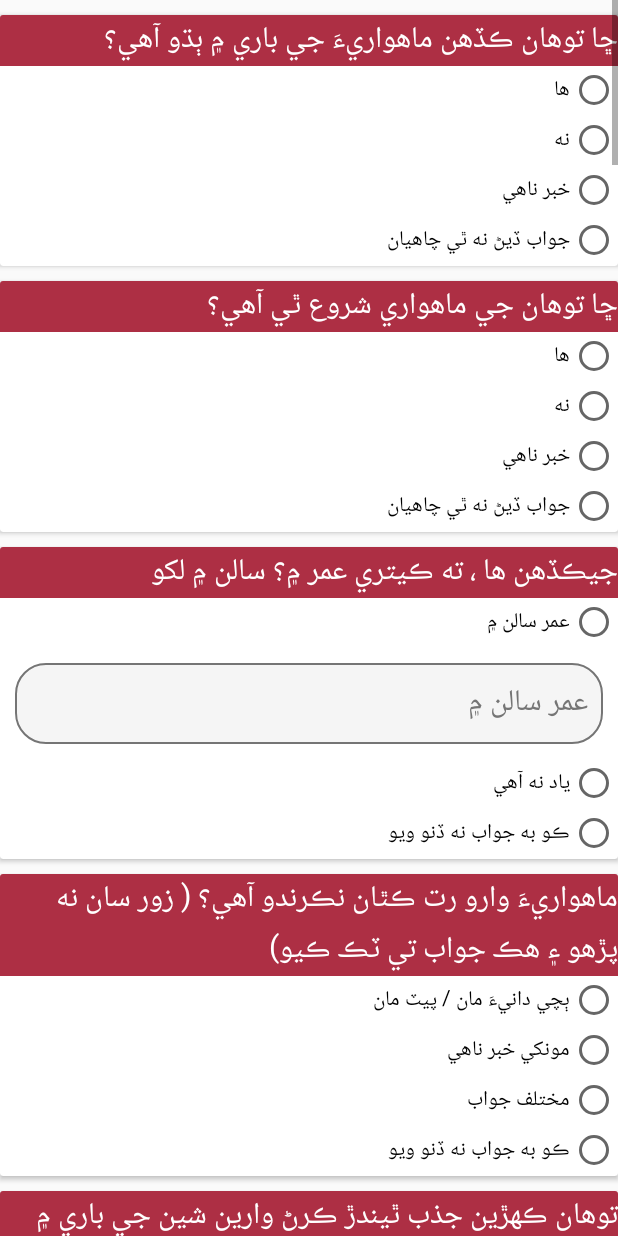
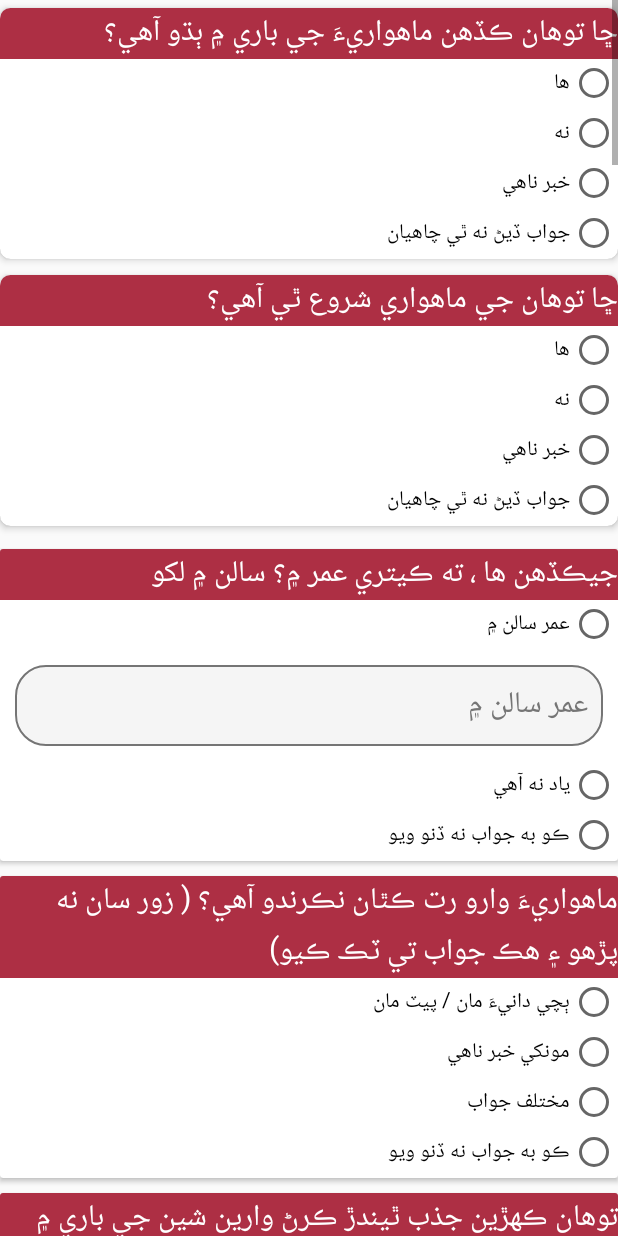
Before and after one commit to AliAzaz/MNCH-SRC-2, an Android app: the Section02Activity screen opened directly, with no data from a screen before it, on a phone screen of 412 x 824 dp. Run offline under Robolectric (Android 15) with nearby library versions, the phone set to English and light mode, and no system bars; our stand-ins replace data binding; Roboto replaces fonts that are not available here.

Commit message:
Section 2 and 3 added [layout]

```diff
--- a/app/src/main/res/layout/activity_section02.xml
+++ b/app/src/main/res/layout/activity_section02.xml
@@ -27,10 +27,8 @@
 
             <!--Q01-->
             <android.support.v7.widget.CardView
-                android:layout_width="match_parent"
-                android:layout_height="wrap_content"
-                android:layout_marginTop="10dp"
-                android:elevation="10dp">
+                style="@style/cardView"
+               >
 
                 <LinearLayout
                     android:layout_width="match_parent"
@@ -92,10 +90,7 @@
 
             <!--Q02-->
             <android.support.v7.widget.CardView
-                android:layout_width="match_parent"
-                android:layout_height="wrap_content"
-                android:layout_marginTop="10dp"
-                android:elevation="10dp">
+               style="@style/cardView">
 
                 <LinearLayout
                     android:layout_width="match_parent"
```
Also changed, not shown: app/src/main/java/com/example/hassannaqvi/mnch_src_2/ui/Section02Activity.java (+38 -0 lines), app/src/main/java/com/example/hassannaqvi/mnch_src_2/ui/Section03Activity.java (+35 -1 lines), 1 other file.
